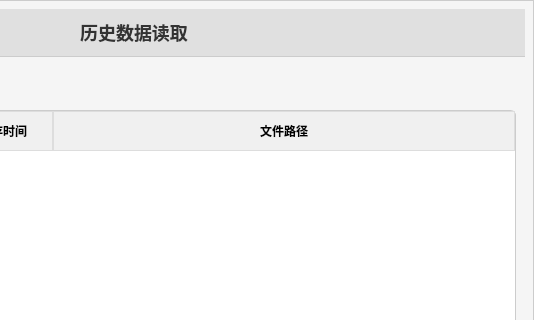
IceSugarZxy/MARS-pro, file src/ui/history_window.ui: the form before one commit; both pictures show x 266 to 800 and y 0 to 320 of the 800 by 600 pixel window.
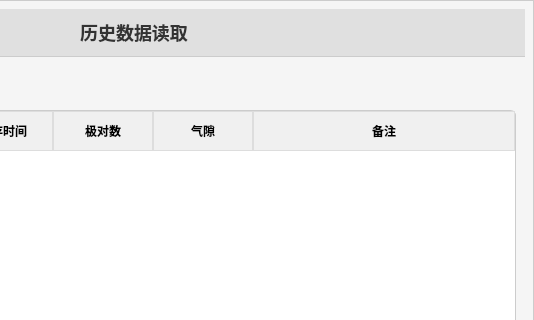
The form after the commit.

Diff of the .ui file:
```diff
--- a/src/ui/history_window.ui
+++ b/src/ui/history_window.ui
@@ -113,7 +113,17 @@
          </column>
          <column>
           <property name="text">
-           <string>文件路径</string>
+           <string>极对数</string>
+          </property>
+         </column>
+         <column>
+          <property name="text">
+           <string>气隙</string>
+          </property>
+         </column>
+         <column>
+          <property name="text">
+           <string>备注</string>
           </property>
          </column>
         </widget>
```
